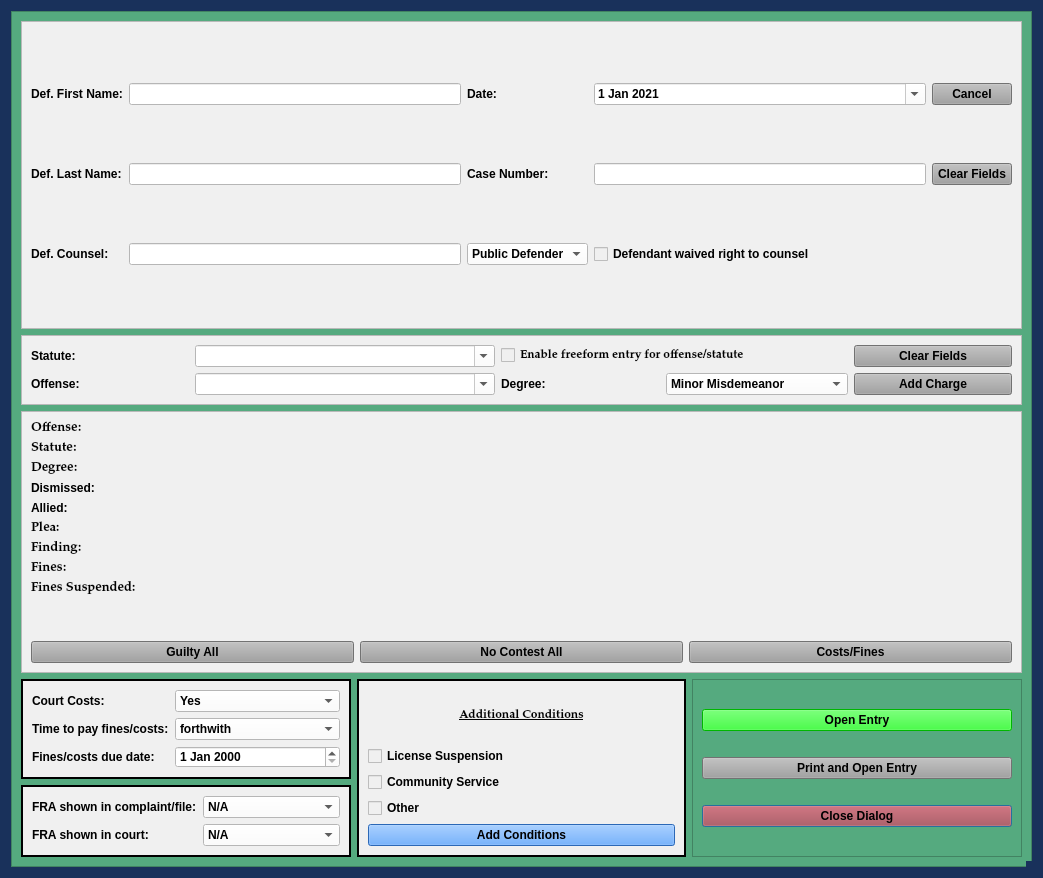
Above: package/views/ui/NoJailPleaDialog.ui from HunterProgram22/MuniEntry before the change. Below: the same form after it.
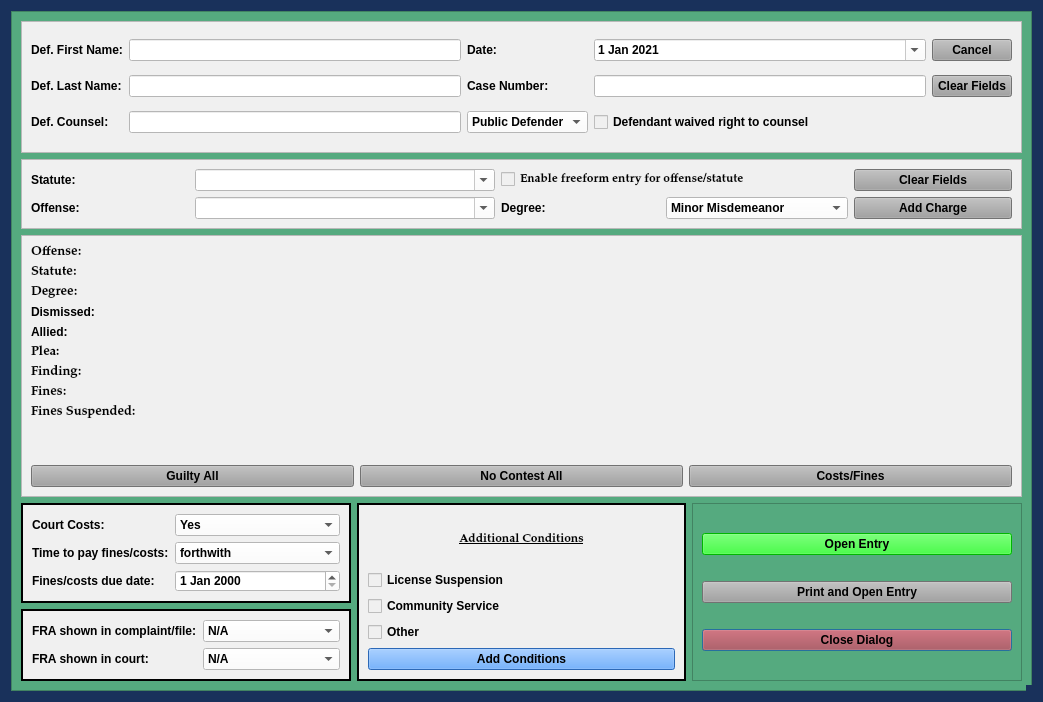
That is the form after the change.

Commit message: Updated tabs for all dialogs.

Diff of the .ui file:
```diff
--- a/package/views/ui/NoJailPleaDialog.ui
+++ b/package/views/ui/NoJailPleaDialog.ui
@@ -10,7 +10,7 @@
     <x>0</x>
     <y>0</y>
     <width>1043</width>
-    <height>878</height>
+    <height>702</height>
    </rect>
   </property>
   <property name="sizePolicy">
@@ -162,8 +162,8 @@
        <rect>
         <x>0</x>
         <y>0</y>
-        <width>1021</width>
-        <height>856</height>
+        <width>1006</width>
+        <height>714</height>
        </rect>
       </property>
       <layout class="QGridLayout" name="gridLayout_4" rowstretch="1,0,0,0,0,0,0">
```
Left out of the diff: 10 changed lines with no effect on the pictures. The commit also changes 7 other files.
